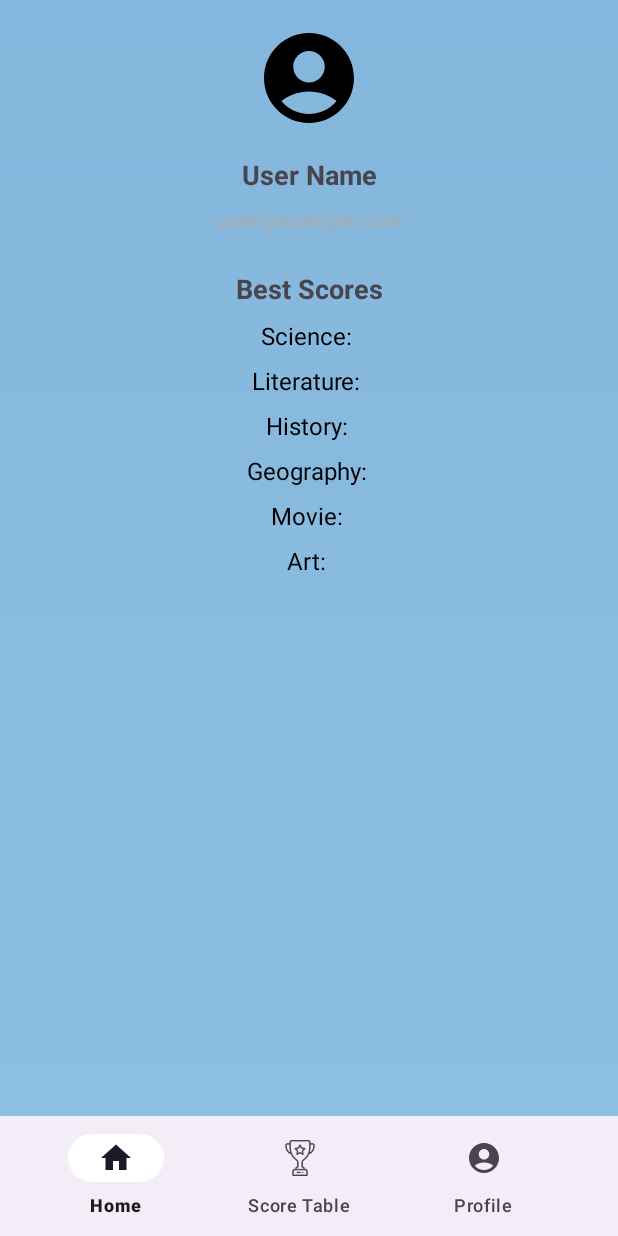
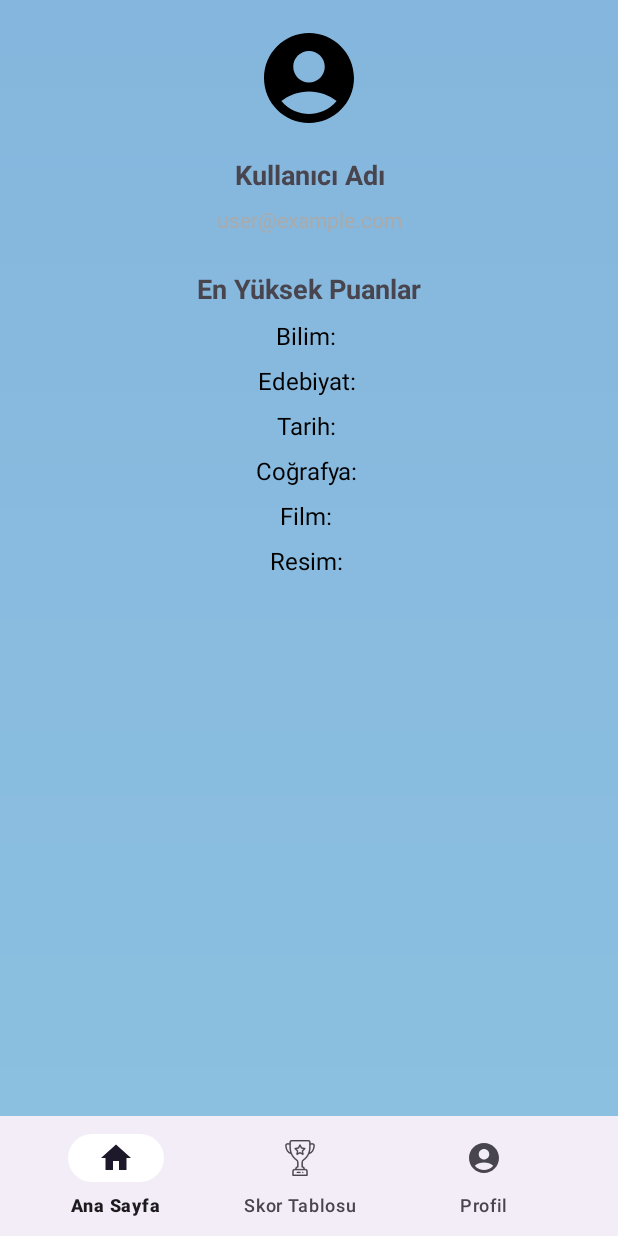
Before and after one commit to kdrksml/QuizApp, an Android app: the fragment ProfileFragment placed in its activity, on a phone screen of 412 x 824 dp. Run offline under Robolectric (Android 15) with nearby library versions, the phone set to English and light mode, and no system bars; our stand-ins replace Firebase (no records; nobody signed in at launch, a user with empty details on screens opened directly).

Commit message:
background and variable names changed

```diff
--- a/app/src/main/res/layout/activity_signup.xml
+++ b/app/src/main/res/layout/activity_signup.xml
@@ -3,7 +3,7 @@
     android:layout_width="match_parent"
     android:layout_height="match_parent"
     android:background="@drawable/gradient_light_blue"
-    android:backgroundTint="@color/background">
+    android:backgroundTint="@color/soft_green">
 
     <ImageView
         android:id="@+id/signupLogoImageView"
@@ -52,7 +52,7 @@
         android:layout_marginStart="40dp"
         android:layout_marginTop="48dp"
         android:layout_marginEnd="40dp"
-        android:backgroundTint="@color/blue"
+        android:backgroundTint="@color/gray"
         android:text="Kayıt Ol"
         android:textAppearance="@style/TextAppearance.AppCompat.Large"
         android:textColor="#000000" />
--- a/app/src/main/res/layout/fragment_profile.xml
+++ b/app/src/main/res/layout/fragment_profile.xml
@@ -23,7 +23,7 @@
             android:id="@+id/usernameTextView"
             android:layout_width="match_parent"
             android:layout_height="wrap_content"
-            android:text="User Name"
+            android:text="Kullanıcı Adı"
             android:textSize="18sp"
             android:textStyle="bold"
             android:gravity="center_horizontal"
@@ -42,7 +42,7 @@
         <TextView
             android:layout_width="match_parent"
             android:layout_height="wrap_content"
-            android:text="Best Scores"
+            android:text="En Yüksek Puanlar"
             android:textSize="18sp"
             android:textStyle="bold"
             android:gravity="center_horizontal"
@@ -52,7 +52,7 @@
             android:id="@+id/scienceScoreTextView"
             android:layout_width="match_parent"
             android:layout_height="wrap_content"
-            android:text="Science: "
+            android:text="Bilim: "
             android:textSize="16sp"
             android:gravity="center_horizontal"
             android:layout_marginTop="8dp"
@@ -62,7 +62,7 @@
             android:id="@+id/literatureScoreTextView"
             android:layout_width="match_parent"
             android:layout_height="wrap_content"
-            android:text="Literature: "
+            android:text="Edebiyat: "
             android:textSize="16sp"
             android:gravity="center_horizontal"
             android:layout_marginTop="8dp"
@@ -72,7 +72,7 @@
             android:id="@+id/historyScoreTextView"
             android:layout_width="match_parent"
             android:layout_height="wrap_content"
-            android:text="History: "
+            android:text="Tarih: "
             android:textSize="16sp"
             android:gravity="center_horizontal"
             android:layout_marginTop="8dp"
@@ -82,7 +82,7 @@
             android:id="@+id/geographyScoreTextView"
             android:layout_width="match_parent"
             android:layout_height="wrap_content"
-            android:text="Geography: "
+            android:text="Coğrafya: "
             android:textSize="16sp"
             android:gravity="center_horizontal"
             android:layout_marginTop="8dp"
@@ -92,7 +92,7 @@
             android:id="@+id/movieScoreTextView"
             android:layout_width="match_parent"
             android:layout_height="wrap_content"
-            android:text="Movie: "
+            android:text="Film: "
             android:textSize="16sp"
             android:gravity="center_horizontal"
             android:layout_marginTop="8dp"
@@ -102,7 +102,7 @@
             android:id="@+id/artScoreTextView"
             android:layout_width="match_parent"
             android:layout_height="wrap_content"
-            android:text="Art: "
+            android:text="Resim: "
             android:textSize="16sp"
             android:gravity="center_horizontal"
             android:layout_marginTop="8dp"
--- a/app/src/main/res/menu/bottom_menu.xml
+++ b/app/src/main/res/menu/bottom_menu.xml
@@ -2,16 +2,16 @@
 <menu xmlns:android="http://schemas.android.com/apk/res/android">
     <item
         android:id="@+id/home"
-        android:title="Home"
+        android:title="Ana Sayfa"
         android:icon="@drawable/baseline_home_24"/>
 
     <item
         android:id="@+id/library"
-        android:title="Score Table"
+        android:title="Skor Tablosu"
         android:icon="@drawable/trophy"/>
 
     <item
         android:id="@+id/profile"
-        android:title="Profile"
+        android:title="Profil"
         android:icon="@drawable/baseline_account_circle_24"/>
 </menu>
```
Also changed, not shown: app/src/main/res/layout/activity_login.xml (+6 -5 lines), app/src/main/res/layout/activity_main.xml (+5 -5 lines), app/src/main/res/layout/fragment_library.xml (+9 -9 lines).
